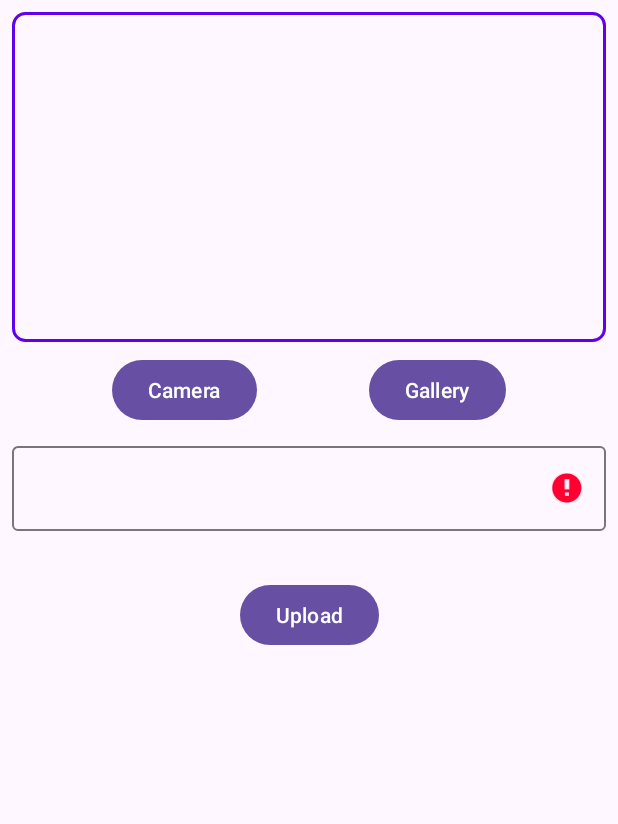
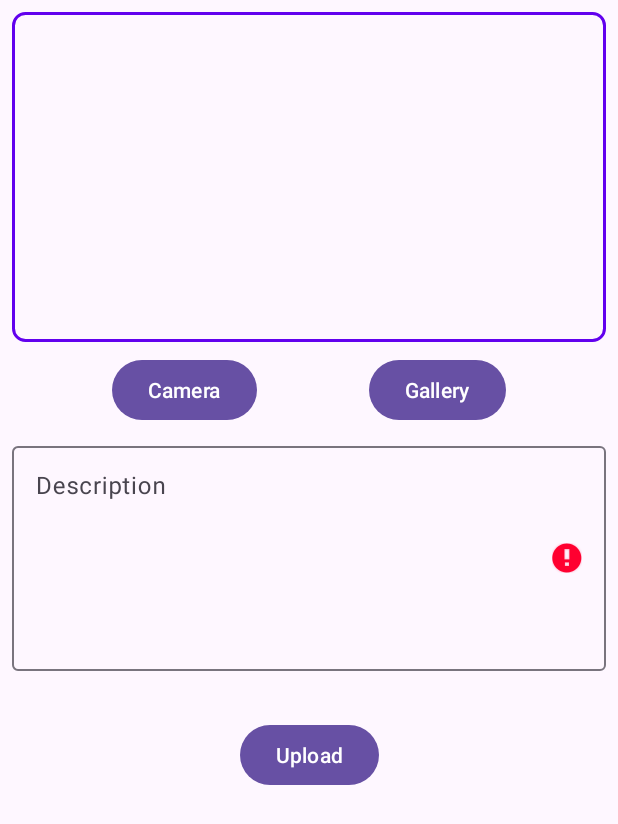
Before and after one commit to akhsaul/DStory, an Android app: the AddStoryFragment screen opened through its navigation route, on a phone screen of 412 x 824 dp. Shown: the top 824 px of the screen. Run offline under Robolectric (Android 15) with nearby library versions, the phone set to English and light mode, and no system bars; our stand-ins replace navigation-ui; pictures from the network do not load; 7 statements that could not run were skipped.

Commit message:
refactor: Improve UI with image updates and string resource enhancements
This commit refactors several layout files to improve the user interface.

- Replaced placeholder images in login and register screens with dedicated drawables (`image_login.jpg` and `image_signup.jpg`).
- Updated image scale types for better display in login and register screens.
- Replaced placeholder images and text in `fragment_add_story.xml`, `fragment_detail.xml`, and `item_story.xml` with Android Studio's sample data for more realistic previews.
- Added a hint and minimum height to the description field in `fragment_add_story.xml`.
- Centered the "no data" text in `fragment_home.xml`.
- Added a new string resource `txt_desc` for "Description" and removed the unused `lorem_ipsum` string.
- Deleted the placeholder image `photo_test.png`.

```diff
--- a/app/src/main/res/layout/fragment_add_story.xml
+++ b/app/src/main/res/layout/fragment_add_story.xml
@@ -24,7 +24,7 @@
             app:layout_constraintEnd_toEndOf="parent"
             app:layout_constraintStart_toStartOf="parent"
             app:layout_constraintTop_toTopOf="parent"
-            tools:src="@drawable/photo_test" />
+            tools:src="@tools:sample/backgrounds/scenic" />
 
         <com.google.android.material.button.MaterialButton
             android:id="@+id/btnAddPhotoFromCamera"
@@ -63,8 +63,10 @@
                 android:layout_width="match_parent"
                 android:layout_height="match_parent"
                 android:gravity="top"
+                android:hint="@string/txt_desc"
                 android:inputType="text|textCapSentences|textMultiLine"
-                tools:text="@string/lorem_ipsum" />
+                android:minHeight="150dp"
+                tools:text="@tools:sample/lorem/random" />
         </com.google.android.material.textfield.TextInputLayout>
 
         <com.google.android.material.button.MaterialButton
--- a/app/src/main/res/layout/fragment_home.xml
+++ b/app/src/main/res/layout/fragment_home.xml
@@ -37,6 +37,7 @@
         android:layout_height="wrap_content"
         android:layout_gravity="center"
         android:background="@color/white"
+        android:gravity="center"
         android:text="@string/txt_no_data"
         android:textSize="16sp"
         android:textStyle="bold"
--- a/app/src/main/res/layout/fragment_login.xml
+++ b/app/src/main/res/layout/fragment_login.xml
@@ -18,8 +18,8 @@
             android:layout_width="match_parent"
             android:layout_height="200dp"
             android:contentDescription="@string/desc_img_login"
-            android:scaleType="centerCrop"
-            android:src="@drawable/photo_test"
+            android:scaleType="fitCenter"
+            android:src="@drawable/image_login"
             app:layout_constraintEnd_toEndOf="parent"
             app:layout_constraintStart_toStartOf="parent"
             app:layout_constraintTop_toTopOf="parent" />
--- a/app/src/main/res/layout/fragment_register.xml
+++ b/app/src/main/res/layout/fragment_register.xml
@@ -17,8 +17,8 @@
             android:layout_width="match_parent"
             android:layout_height="200dp"
             android:contentDescription="@string/txt_img_register"
-            android:scaleType="centerCrop"
-            android:src="@drawable/photo_test"
+            android:scaleType="fitCenter"
+            android:src="@drawable/image_signup"
             app:layout_constraintEnd_toEndOf="parent"
             app:layout_constraintStart_toStartOf="parent"
             app:layout_constraintTop_toTopOf="parent" />
--- a/app/src/main/res/values/strings.xml
+++ b/app/src/main/res/values/strings.xml
@@ -23,40 +23,5 @@
     <string name="title_login">Let\'s login to start sharing your story!</string>
     <string name="title_register">Register an account</string>
     <string name="txt_name">Name</string>
-    <string name="lorem_ipsum" translatable="false">
-        Lorem ipsum dolor sit amet, consectetur adipiscing elit. Nam in scelerisque sem. Mauris
-        volutpat, dolor id interdum ullamcorper, risus dolor egestas lectus, sit amet mattis purus
-        dui nec risus. Maecenas non sodales nisi, vel dictum dolor. Class aptent taciti sociosqu ad
-        litora torquent per conubia nostra, per inceptos himenaeos. Suspendisse blandit eleifend
-        diam, vel rutrum tellus vulputate quis. Aliquam eget libero aliquet, imperdiet nisl a,
-        ornare ex. Sed rhoncus est ut libero porta lobortis. Fusce in dictum tellus.\n\n
-        Suspendisse interdum ornare ante. Aliquam nec cursus lorem. Morbi id magna felis. Vivamus
-        egestas, est a condimentum egestas, turpis nisl iaculis ipsum, in dictum tellus dolor sed
-        neque. Morbi tellus erat, dapibus ut sem a, iaculis tincidunt dui. Interdum et malesuada
-        fames ac ante ipsum primis in faucibus. Curabitur et eros porttitor, ultricies urna vitae,
-        molestie nibh. Phasellus at commodo eros, non aliquet metus. Sed maximus nisl nec dolor
-        bibendum, vel congue leo egestas.\n\n
-        Sed interdum tortor nibh, in sagittis risus mollis quis. Curabitur mi odio, condimentum sit
-        amet auctor at, mollis non turpis. Nullam pretium libero vestibulum, finibus orci vel,
-        molestie quam. Fusce blandit tincidunt nulla, quis sollicitudin libero facilisis et. Integer
-        interdum nunc ligula, et fermentum metus hendrerit id. Vestibulum lectus felis, dictum at
-        lacinia sit amet, tristique id quam. Cras eu consequat dui. Suspendisse sodales nunc ligula,
-        in lobortis sem porta sed. Integer id ultrices magna, in luctus elit. Sed a pellentesque
-        est.\n\n
-        Aenean nunc velit, lacinia sed dolor sed, ultrices viverra nulla. Etiam a venenatis nibh.
-        Morbi laoreet, tortor sed facilisis varius, nibh orci rhoncus nulla, id elementum leo dui
-        non lorem. Nam mollis ipsum quis auctor varius. Quisque elementum eu libero sed commodo. In
-        eros nisl, imperdiet vel imperdiet et, scelerisque a mauris. Pellentesque varius ex nunc,
-        quis imperdiet eros placerat ac. Duis finibus orci et est auctor tincidunt. Sed non viverra
-        ipsum. Nunc quis augue egestas, cursus lorem at, molestie sem. Morbi a consectetur ipsum, a
-        placerat diam. Etiam vulputate dignissim convallis. Integer faucibus mauris sit amet finibus
-        convallis.\n\n
-        Phasellus in aliquet mi. Pellentesque habitant morbi tristique senectus et netus et
-        malesuada fames ac turpis egestas. In volutpat arcu ut felis sagittis, in finibus massa
-        gravida. Pellentesque id tellus orci. Integer dictum, lorem sed efficitur ullamcorper,
-        libero justo consectetur ipsum, in mollis nisl ex sed nisl. Donec maximus ullamcorper
-        sodales. Praesent bibendum rhoncus tellus nec feugiat. In a ornare nulla. Donec rhoncus
-        libero vel nunc consequat, quis tincidunt nisl eleifend. Cras bibendum enim a justo luctus
-        vestibulum. Fusce dictum libero quis erat maximus, vitae volutpat diam dignissim.
-    </string>
+    <string name="txt_desc">Description</string>
 </resources>
```
Also changed, not shown: app/src/main/res/layout/fragment_detail.xml (+5 -5 lines), app/src/main/res/layout/item_story.xml (+4 -4 lines), app/src/main/res/drawable/image_login.jpg (added), app/src/main/res/drawable/image_signup.jpg (added), app/src/main/res/drawable/photo_test.png (deleted), 1 other file.
